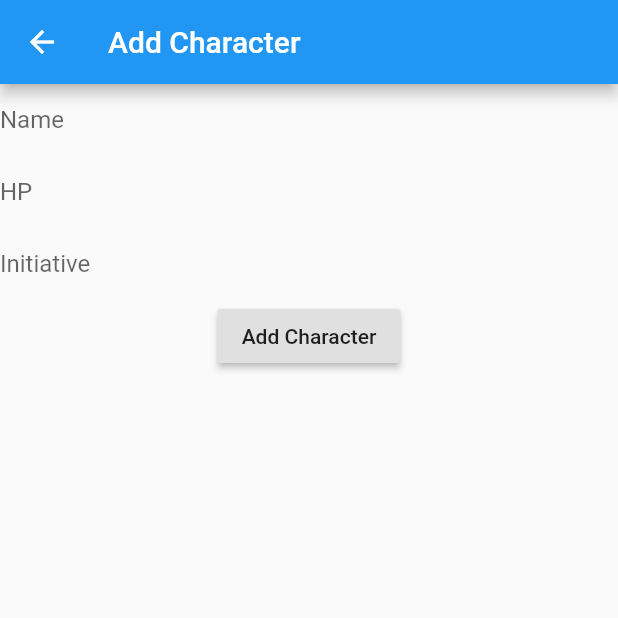
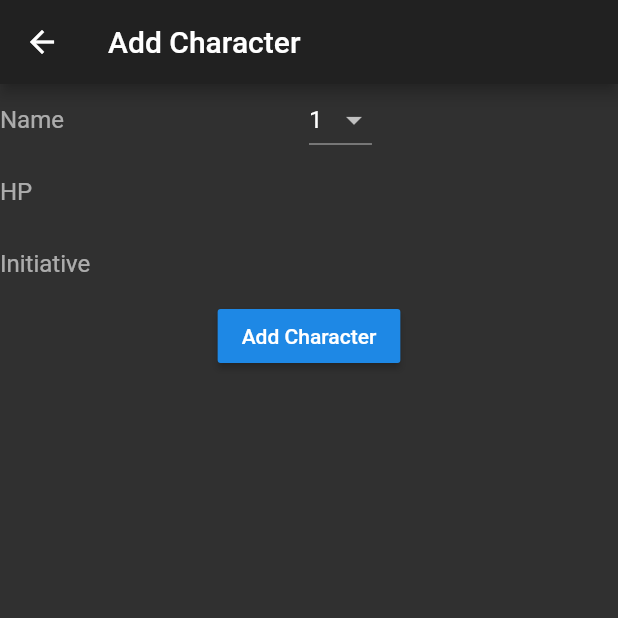
Before and after one commit to tsonnen/InitiativeTracker, a Flutter app: the screen it shows after launch, after a tap on the "add" icon, on a phone screen of 412 x 824 dp, the top half of it. Run offline on Flutter 3.47's test engine with Material 2 defaults, Android fonts, the phone set to English and light mode, and no system bars; our stand-ins replace dynamic_theme; missing offline and left inert: flutter_hsvcolor_picker, preferences.

```diff
--- a/lib/character_model.dart
+++ b/lib/character_model.dart
@@ -87,4 +87,8 @@ class CharacterListModel extends Model{
     _characters = [];
     notifyListeners();
   }
+
+  bool containsBase(String name) {
+
+  }
 }
--- a/lib/main.dart
+++ b/lib/main.dart
@@ -18,9 +18,9 @@ class MyApp extends StatelessWidget {
   @override
   Widget build(BuildContext context) {
     return new DynamicTheme(
-        defaultBrightness: Brightness.light,
+        defaultBrightness: Brightness.dark,
         data: (brightness) =>
-            new ThemeData(brightness: brightness, accentColor: Colors.green),
+            new ThemeData(brightness: brightness),
         themedWidgetBuilder: (context, theme) {
           return new ScopedModel<CharacterListModel>(
             model: CharacterListModel(),
--- a/lib/screens/add_character.dart
+++ b/lib/screens/add_character.dart
@@ -2,6 +2,7 @@ import 'package:flutter/material.dart';
 import 'package:scoped_model/scoped_model.dart';
 import 'package:initiative_tracker/character_model.dart';
 import 'package:initiative_tracker/validators.dart';
+import 'package:preferences/preferences.dart';
 
 class AddCharacterPage extends StatefulWidget {
   static final String route = "Add-Page";
@@ -11,16 +12,16 @@ class AddCharacterPage extends StatefulWidget {
 }
 
 class AddCharacterPageState extends State<AddCharacterPage> {
-  TextEditingController nameController = TextEditingController();
-  TextEditingController hpController = TextEditingController();
-  TextEditingController initController = TextEditingController();
+  final TextEditingController nameController = TextEditingController();
+  final TextEditingController hpController = TextEditingController();
+  final TextEditingController initController = TextEditingController();
+  int _number = 1;
 
   final _formKey = GlobalKey<FormState>();
 
   @override
   void initState() {
     super.initState();
-
   }
 
   @override
@@ -46,6 +47,18 @@ class AddCharacterPageState extends State<AddCharacterPage> {
                         if(value.isEmpty){
                           return 'Please enter a name';
                         }
+                      },
+                    ),
+
+                  ),
+                  Flexible(
+                    child: DropdownButton(
+                      value: _number,
+                      items: new List<DropdownMenuItem<int>>.generate(20, (i) => new DropdownMenuItem(value: i + 1, child: Text((i + 1).toString()))),
+                      onChanged: (int value) {
+                        setState(() {
+                          _number = value;
+                        });
                       },
                     ),
                   ),
@@ -91,9 +104,11 @@ class AddCharacterPageState extends State<AddCharacterPage> {
                   child: Text('Add Character'),
                   onPressed: () {
                     if(_formKey.currentState.validate()){
-                      Character character = Character(nameController.text, int.parse(hpController.text),
-                                                      initController.text != "" ? int.parse(initController.text) : null);
-                      model.addCharacter(character);
+                      for(int i = 1; i <= _number; i++){
+                        Character character = Character(nameController.text + (_number > 1 ? " " + i.toString(): ""), int.parse(hpController.text),
+                                                        initController.text != "" ? int.parse(initController.text) : null);
+                        model.addCharacter(character);
+                      }
 
                       Scaffold
                         .of(context)
--- a/pubspec.yaml
+++ b/pubspec.yaml
@@ -22,6 +22,7 @@ dependencies:
   scoped_model: ^1.0.1
   preferences: ^3.0.0
   dynamic_theme: ^1.0.1
+  flutter_hsvcolor_picker: any
 
 dev_dependencies:
   flutter_test:
```
Also changed, not shown: lib/dialogs.dart (+32 -0 lines), lib/screens/settings_screen.dart (+6 -10 lines), lib/screens/theme_screen.dart (added, +45 -0 lines).
